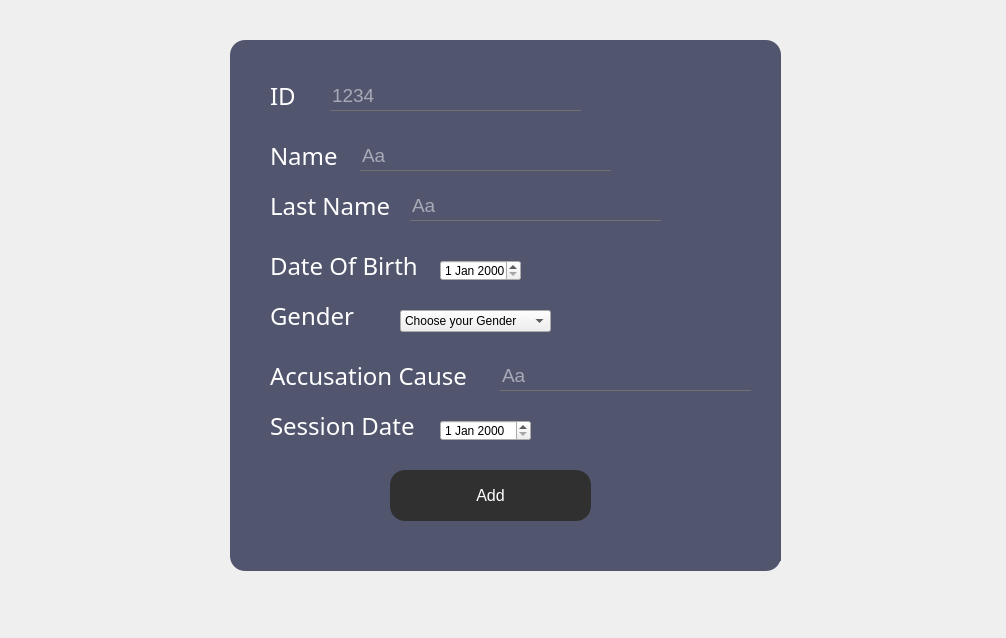
Before: the Qt Designer form dialog.ui in SkanderLaouiti/Gestion-des-affaires-juridiques, drawn with Qt 5.
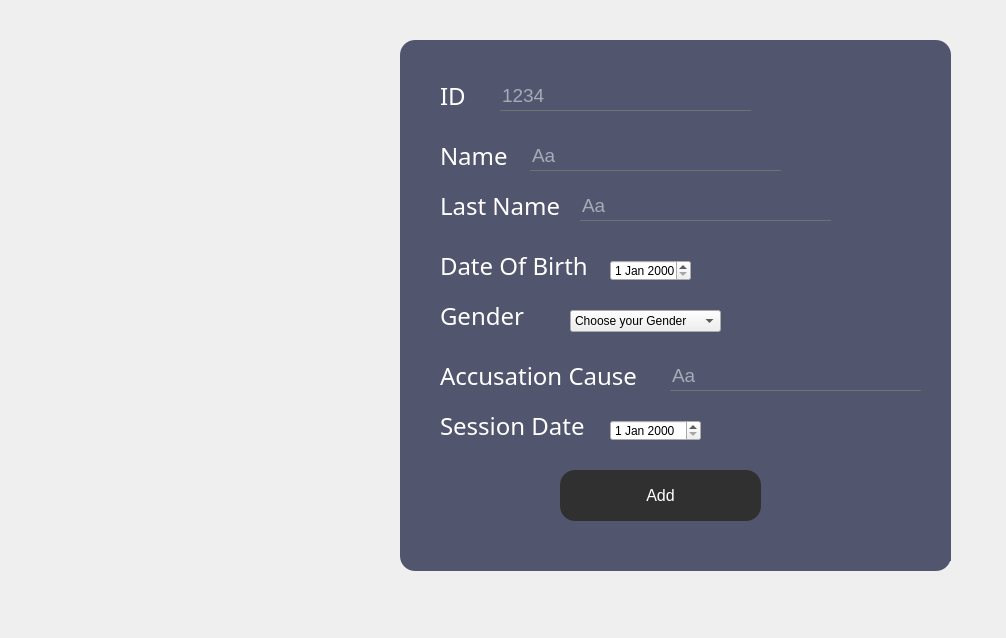
After: the same form once the commit is applied. Icons and pictures are not drawn.

Patch:
```diff
--- a/dialog.ui
+++ b/dialog.ui
@@ -21,7 +21,7 @@
   <widget class="QFrame" name="Add_Accused">
    <property name="geometry">
     <rect>
-     <x>230</x>
+     <x>400</x>
      <y>40</y>
      <width>551</width>
      <height>531</height>
```
Left out of the diff: 2 changed lines with no effect on the pictures.
